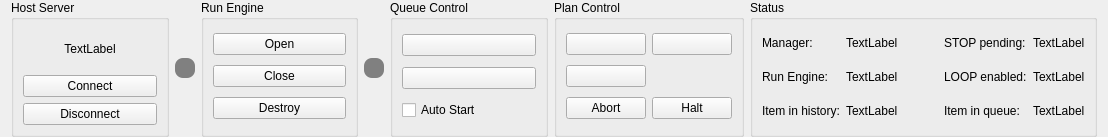
Qt form src/QSviz/resources/status.ui (BCDA-APS/QSview) before a commit.
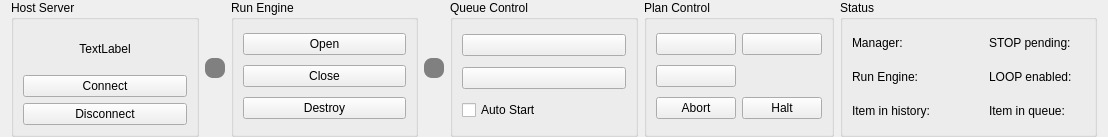
The same form after that commit. Icons and pictures are not drawn.

Commit message:
feat: implement connect/disconnect functionality and improve status widget
- Add queue control buttons (start/stop/autostart) with API integration
- Add connect_to_server() and disconnect_from_server() methods to MainWindow
- Initialize rem_api as None, connect on-demand via GUI buttons
- Add connection status tracking with is_connected flag
- Connect/disconnect buttons now properly manage API connection state
- Refactor status widget with cleaner _update_rem_status() method
- Clear status labels when disconnected
- Improve error handling in RE state getter methods

Patch:
```diff
--- a/src/QSviz/resources/status.ui
+++ b/src/QSviz/resources/status.ui
@@ -254,7 +254,7 @@
       <item row="2" column="1">
        <widget class="QLabel" name="historyLabel">
         <property name="text">
-         <string>TextLabel</string>
+         <string/>
         </property>
        </widget>
       </item>
@@ -274,14 +274,14 @@
       <item row="1" column="1">
        <widget class="QLabel" name="runengineLabel">
         <property name="text">
-         <string>TextLabel</string>
+         <string/>
         </property>
        </widget>
       </item>
       <item row="0" column="1">
        <widget class="QLabel" name="managerLabel">
         <property name="text">
-         <string>TextLabel</string>
+         <string/>
         </property>
        </widget>
       </item>
@@ -339,21 +339,21 @@
       <item row="0" column="4">
        <widget class="QLabel" name="stopLabel">
         <property name="text">
-         <string>TextLabel</string>
+         <string/>
         </property>
        </widget>
       </item>
       <item row="1" column="4">
        <widget class="QLabel" name="loopLabel">
         <property name="text">
-         <string>TextLabel</string>
+         <string/>
         </property>
        </widget>
       </item>
       <item row="2" column="4">
        <widget class="QLabel" name="queueLabel">
         <property name="text">
-         <string>TextLabel</string>
+         <string/>
         </property>
        </widget>
       </item>
```
Left out of the diff: 4 changed lines with no effect on the pictures. The commit also changes 2 other files.
